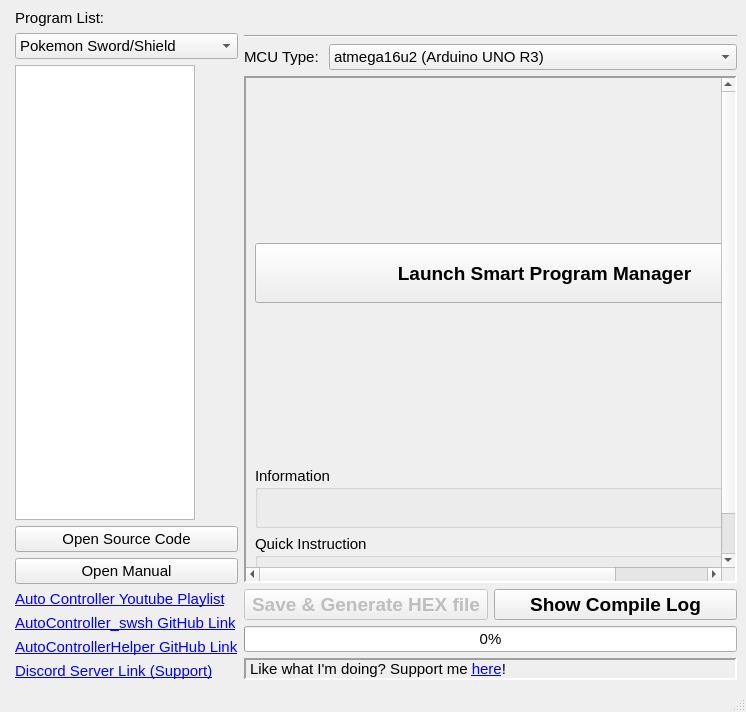
First picture: the form in autocontrollerwindow.ui, repository brianuuu/AutoControllerHelper, before the edit.
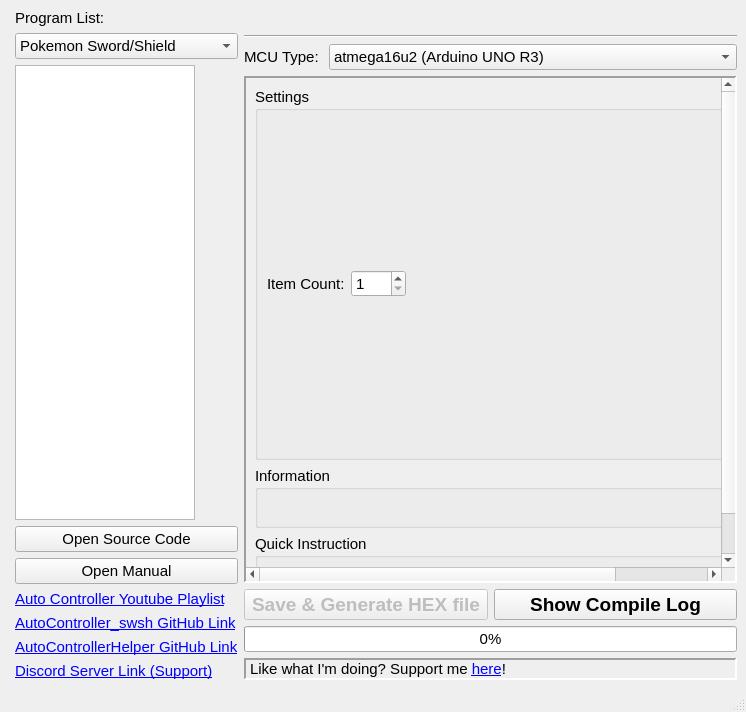
Second picture: the form after the edit.

Commit message: [SVItemDuplication] Added for native and smart

What changed in the file:
```diff
--- a/autocontrollerwindow.ui
+++ b/autocontrollerwindow.ui
@@ -300,7 +300,7 @@
           <item>
            <widget class="QStackedWidget" name="SW_Settings">
             <property name="currentIndex">
-             <number>19</number>
+             <number>23</number>
             </property>
             <widget class="QWidget" name="page">
              <layout class="QHBoxLayout" name="horizontalLayout_10">
@@ -3110,6 +3110,71 @@
               </item>
              </layout>
             </widget>
+            <widget class="QWidget" name="page_23">
+             <layout class="QVBoxLayout" name="verticalLayout_39">
+              <property name="leftMargin">
+               <number>0</number>
+              </property>
+              <property name="topMargin">
+               <number>0</number>
+              </property>
+              <property name="rightMargin">
+               <number>0</number>
+              </property>
+              <property name="bottomMargin">
+               <number>0</number>
+              </property>
+              <item>
+               <widget class="QGroupBox" name="GB_SVItemDuplication">
+                <property name="title">
+                 <string>Settings</string>
+                </property>
+                <layout class="QVBoxLayout" name="verticalLayout_47">
+                 <item>
+                  <layout class="QHBoxLayout" name="horizontalLayout_53">
+                   <item>
+                    <widget class="QLabel" name="label_54">
+                     <property name="text">
+                      <string>Item Count:</string>
+                     </property>
+                    </widget>
+                   </item>
+                   <item>
+                    <widget class="QSpinBox" name="SVItemDuplication_Count">
+                     <property name="minimumSize">
+                      <size>
+                       <width>55</width>
+                       <height>0</height>
+                      </size>
+                     </property>
+                     <property name="minimum">
+                      <number>1</number>
+                     </property>
+                     <property name="maximum">
+                      <number>999</number>
+                     </property>
+                    </widget>
+                   </item>
+                   <item>
+                    <spacer name="horizontalSpacer_46">
+                     <property name="orientation">
+                      <enum>Qt::Horizontal</enum>
+                     </property>
+                     <property name="sizeHint" stdset="0">
+                      <size>
+                       <width>40</width>
+                       <height>20</height>
+                      </size>
+                     </property>
+                    </spacer>
+                   </item>
+                  </layout>
+                 </item>
+                </layout>
+               </widget>
+              </item>
+             </layout>
+            </widget>
            </widget>
           </item>
           <item>
```
Left out of the diff: 5 changed lines with no effect on the pictures. The commit also changes 6 other files.
